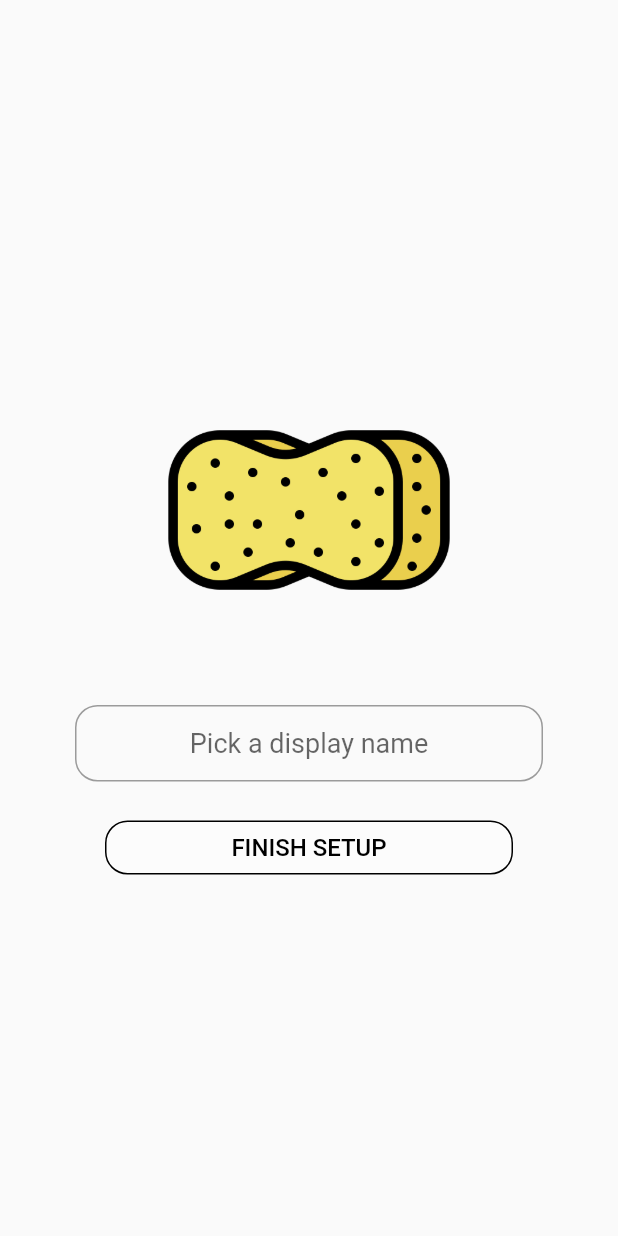
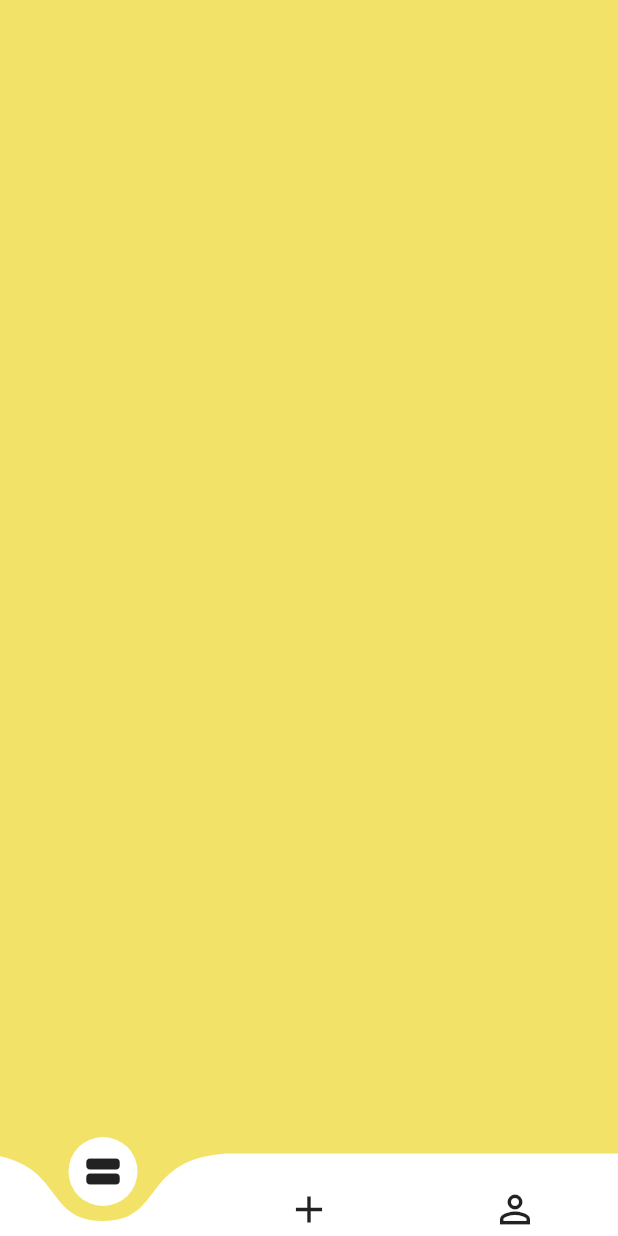
Before and after one commit to scorpion9979/spnj, a Flutter app: the ProfileSetupScreen screen opened by its route, after a tap on "FINISH SETUP", on a phone screen of 412 x 824 dp. Run offline on Flutter 3.47's test engine with Material 2 defaults, Android fonts, the phone set to English and light mode, and no system bars; drawn by our look-alikes of curved_navigation_bar; our stand-ins replace firebase_auth; accounts and stored records are empty; statements that could not run were skipped.

Commit message:
Added home screen navigation

```diff
--- a/lib/screens/home_screen.dart
+++ b/lib/screens/home_screen.dart
@@ -1,6 +1,7 @@
 import 'package:flutter/material.dart';
 import 'package:firebase_auth/firebase_auth.dart';
 import 'package:spnj/widgets/screen.dart';
+import 'package:curved_navigation_bar/curved_navigation_bar.dart';
 
 class HomeScreen extends StatefulWidget {
   @override
@@ -10,6 +11,8 @@ class HomeScreen extends StatefulWidget {
 class _HomeScreenState extends State<HomeScreen> {
   final _auth = FirebaseAuth.instance;
   FirebaseUser user;
+  int _page = 0;
+  GlobalKey _bottomNavigationKey = GlobalKey();
 
   @override
   void initState() {
@@ -31,7 +34,23 @@ class _HomeScreenState extends State<HomeScreen> {
   @override
   Widget build(BuildContext context) {
     return Screen(
+      backgroundColor: Color(0xFFF2E368),
       children: <Widget>[],
+      bottomNavigationBar: CurvedNavigationBar(
+        key: _bottomNavigationKey,
+        backgroundColor: Color(0xFFF2E368),
+        animationDuration: Duration(milliseconds: 400),
+        animationCurve: Curves.easeInOutQuad,
+        height: 55,
+        items: <Widget>[
+          Icon(Icons.view_stream, size: 30),
+          Icon(Icons.add, size: 30),
+          Icon(Icons.perm_identity, size: 30),
+        ],
+        onTap: (index) {
+          setState(() => _page = index);
+        },
+      ),
     );
   }
 }
--- a/lib/screens/profile_setup_screen.dart
+++ b/lib/screens/profile_setup_screen.dart
@@ -38,7 +38,7 @@ class _ProfileSetupScreenState extends State<ProfileSetupScreen> {
       final profile = UserUpdateInfo()
         ..displayName = _displayNameController.text;
       await user.updateProfile(profile);
-      Navigator.pushReplacementNamed(context, Routes.ProfileSetup);
+      Navigator.pushReplacementNamed(context, Routes.Home);
     } catch (e) {
       print(e);
     }
--- a/lib/screens/welcome_screen.dart
+++ b/lib/screens/welcome_screen.dart
@@ -20,7 +20,7 @@ class _WelcomeScreenState extends State<WelcomeScreen>
   void initState() {
     super.initState();
     controller = AnimationController(
-      duration: Duration(seconds: 2),
+      duration: Duration(seconds: 1),
       vsync: this,
     );
     animation = ColorTween(
--- a/lib/widgets/screen.dart
+++ b/lib/widgets/screen.dart
@@ -3,7 +3,8 @@ import 'package:flutter/material.dart';
 class Screen extends StatelessWidget {
   final Color backgroundColor;
   final List<Widget> children;
-  Screen({this.backgroundColor, this.children});
+  final Widget bottomNavigationBar;
+  Screen({this.backgroundColor, this.children, this.bottomNavigationBar});
 
   @override
   Widget build(BuildContext context) {
@@ -22,6 +23,7 @@ class Screen extends StatelessWidget {
           ),
         ),
       ),
+      bottomNavigationBar: bottomNavigationBar,
     );
   }
 }
--- a/pubspec.yaml
+++ b/pubspec.yaml
@@ -24,6 +24,7 @@ dependencies:
   # The following adds the Cupertino Icons font to your application.
   # Use with the CupertinoIcons class for iOS style icons.
   cupertino_icons: ^0.1.2
+  curved_navigation_bar: ^0.3.2
 
 dev_dependencies:
   flutter_test:
```
Also changed, not shown: pubspec.lock.
